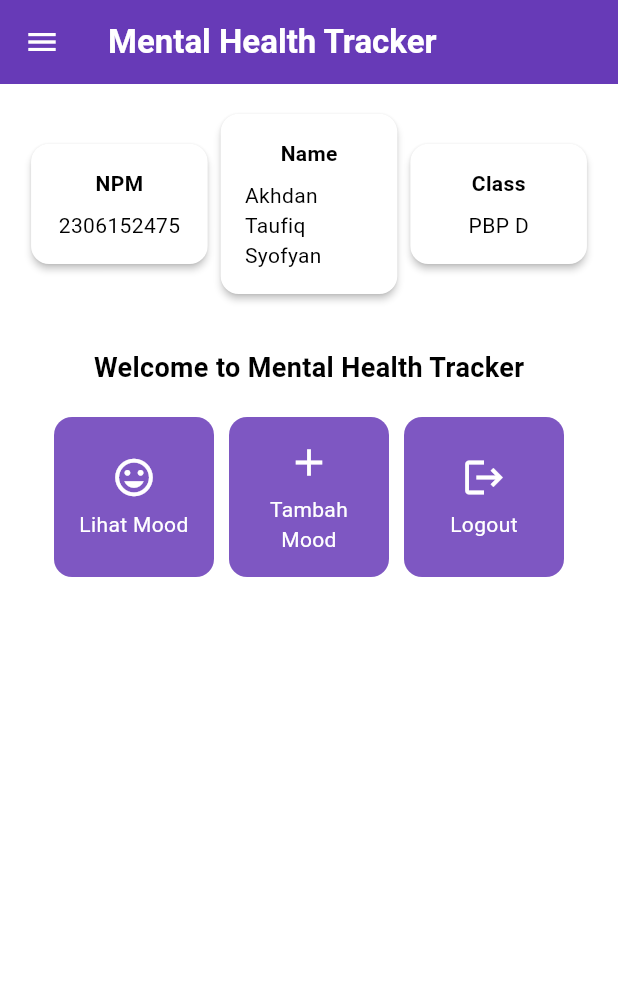
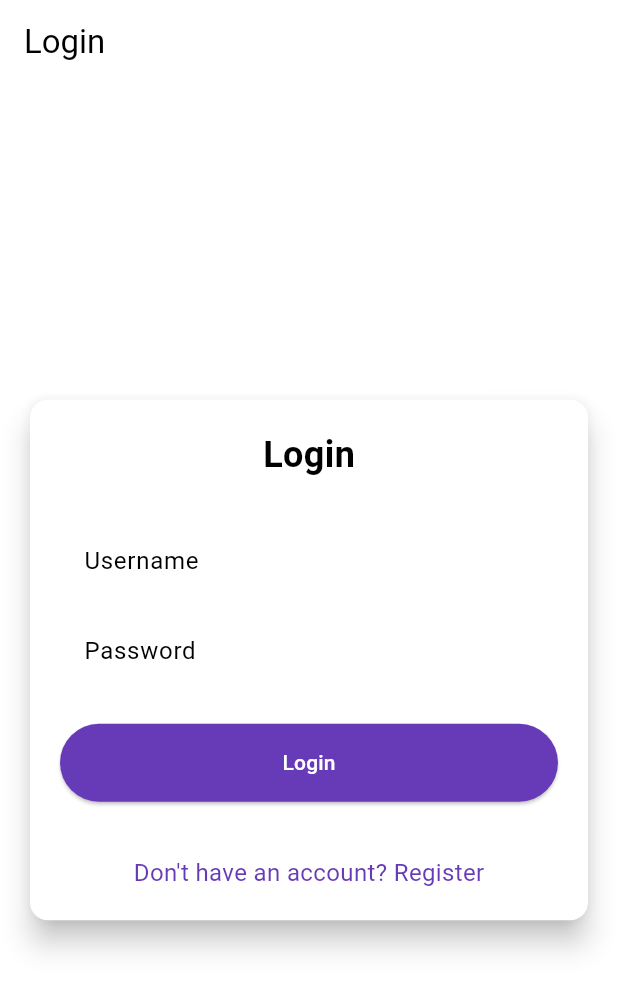
Before and after one commit to akhdntaufiq/mental_health_tracker_mobile, a Flutter app: the screen it shows after launch, on a phone screen of 412 x 824 dp. Shown: the top 991 px of the screen. Run offline on Flutter 3.47's test engine with Material 3 defaults, Android fonts, the phone set to English and light mode, and no system bars; missing offline and left inert: pbp_django_auth.

Commit message:
TUTORIAL 8

```diff
--- a/mental_health_tracker/lib/main.dart
+++ b/mental_health_tracker/lib/main.dart
@@ -1,5 +1,8 @@
 import 'package:flutter/material.dart';
-import 'package:mental_health_tracker/screens/menu.dart';
+import 'package:pbp_django_auth/pbp_django_auth.dart';
+import 'package:provider/provider.dart';
+import 'package:mental_health_tracker/screens/login.dart';
+
 
 void main() {
   runApp(const MyApp());
@@ -8,31 +11,23 @@ void main() {
 class MyApp extends StatelessWidget {
   const MyApp({super.key});
 
-  // This widget is the root of your application.
   @override
   Widget build(BuildContext context) {
-    return MaterialApp(
-      title: 'Flutter Demo',
-      theme: ThemeData(
-        // This is the theme of your application.
-        //
-        // TRY THIS: Try running your application with "flutter run". You'll see
-        // the application has a purple toolbar. Then, without quitting the app,
-        // try changing the seedColor in the colorScheme below to Colors.green
-        // and then invoke "hot reload" (save your changes or press the "hot
-        // reload" button in a Flutter-supported IDE, or press "r" if you used
-        // the command line to start the app).
-        //
-        // Notice that the counter didn't reset back to zero; the application
-        // state is not lost during the reload. To reset the state, use hot
-        // restart instead.
-        //
-        // This works for code too, not just values: Most code changes can be
-        // tested with just a hot reload.
-        colorScheme: ColorScheme.fromSwatch(primarySwatch: Colors.deepPurple,).copyWith(secondary: Colors.deepPurple[400]),
-        useMaterial3: true,
+    return Provider(
+      create: (_) {
+        CookieRequest request = CookieRequest();
+        return request;
+      },
+      child: MaterialApp(
+        title: 'Mental Health Tracker',
+        theme: ThemeData(
+          useMaterial3: true,
+          colorScheme: ColorScheme.fromSwatch(
+            primarySwatch: Colors.deepPurple,
+          ).copyWith(secondary: Colors.deepPurple[400]),
+        ),
+        home: const LoginPage(),
       ),
-      home: MyHomePage(),
     );
   }
 }
--- /dev/null
+++ b/mental_health_tracker/lib/screens/login.dart
@@ -0,0 +1,180 @@
+import 'package:mental_health_tracker/screens/menu.dart';
+import 'package:flutter/material.dart';
+import 'package:pbp_django_auth/pbp_django_auth.dart';
+import 'package:provider/provider.dart';
+import 'package:mental_health_tracker/screens/register.dart';
+
+void main() {
+  runApp(const LoginApp());
+}
+
+class LoginApp extends StatelessWidget {
+  const LoginApp({super.key});
+
+  @override
+  Widget build(BuildContext context) {
+    return MaterialApp(
+      title: 'Login',
+      theme: ThemeData(
+        useMaterial3: true,
+        colorScheme: ColorScheme.fromSwatch(
+          primarySwatch: Colors.deepPurple,
+        ).copyWith(secondary: Colors.deepPurple[400]),
+      ),
+      home: const LoginPage(),
+    );
+  }
+}
+
+class LoginPage extends StatefulWidget {
+  const LoginPage({super.key});
+
+  @override
+  State<LoginPage> createState() => _LoginPageState();
+}
+
+class _LoginPageState extends State<LoginPage> {
+  final TextEditingController _usernameController = TextEditingController();
+  final TextEditingController _passwordController = TextEditingController();
+
+  @override
+  Widget build(BuildContext context) {
+    final request = context.watch<CookieRequest>();
+
+    return Scaffold(
+      appBar: AppBar(
+        title: const Text('Login'),
+      ),
+      body: Center(
+        child: SingleChildScrollView(
+          padding: const EdgeInsets.all(16.0),
+          child: Card(
+            elevation: 8,
+            shape: RoundedRectangleBorder(
+              borderRadius: BorderRadius.circular(12.0),
+            ),
+            child: Padding(
+              padding: const EdgeInsets.all(20.0),
+              child: Column(
+                mainAxisSize: MainAxisSize.min,
+                children: [
+                  const Text(
+                    'Login',
+                    style: TextStyle(
+                      fontSize: 24.0,
+                      fontWeight: FontWeight.bold,
+                    ),
+                  ),
+                  const SizedBox(height: 30.0),
+                  TextField(
+                    controller: _usernameController,
+                    decoration: const InputDecoration(
+                      labelText: 'Username',
+                      hintText: 'Enter your username',
+                      border: OutlineInputBorder(
+                        borderRadius: BorderRadius.all(Radius.circular(12.0)),
+                      ),
+                      contentPadding:
+                          EdgeInsets.symmetric(horizontal: 12.0, vertical: 8.0),
+                    ),
+                  ),
+                  const SizedBox(height: 12.0),
+                  TextField(
+                    controller: _passwordController,
+                    decoration: const InputDecoration(
+                      labelText: 'Password',
+                      hintText: 'Enter your password',
+                      border: OutlineInputBorder(
+                        borderRadius: BorderRadius.all(Radius.circular(12.0)),
+                      ),
+                      contentPadding:
+                          EdgeInsets.symmetric(horizontal: 12.0, vertical: 8.0),
+                    ),
+                    obscureText: true,
+                  ),
+                  const SizedBox(height: 24.0),
+                  ElevatedButton(
+                    onPressed: () async {
+                      String username = _usernameController.text;
+                      String password = _passwordController.text;
+
+                      // Cek kredensial
+                      // Untuk menyambungkan Android emulator dengan Django pada localhost,
+                      // gunakan URL http://10.0.2.2/
+                      final response = await request
+                          .login("http://127.0.0.1:8000/auth/login/", {
+                        'username': username,
+                        'password': password,
+                      });
+
+                      if (request.loggedIn) {
+                        String message = response['message'];
+                        String uname = response['username'];
+                        if (context.mounted) {
+                          Navigator.pushReplacement(
+                            context,
+                            MaterialPageRoute(
+                                builder: (context) => MyHomePage()),
+                          );
+                          ScaffoldMessenger.of(context)
+                            ..hideCurrentSnackBar()
+                            ..showSnackBar(
+                              SnackBar(
+                                  content:
+                                      Text("$message Selamat datang, $uname.")),
+                            );
+                        }
+                      } else {
+                        if (context.mounted) {
+                          showDialog(
+                            context: context,
+                            builder: (context) => AlertDialog(
+                              title: const Text('Login Gagal'),
+                              content: Text(response['message']),
+                              actions: [
+                                TextButton(
+                                  child: const Text('OK'),
+                                  onPressed: () {
+                                    Navigator.pop(context);
+                                  },
+                                ),
+                              ],
+                            ),
+                          );
+                        }
+                      }
+                    },
+                    style: ElevatedButton.styleFrom(
+                      foregroundColor: Colors.white,
+                      minimumSize: const Size(double.infinity, 50),
+                      backgroundColor: Theme.of(context).colorScheme.primary,
+                      padding: const EdgeInsets.symmetric(vertical: 16.0),
+                    ),
+                    child: const Text('Login'),
+                  ),
+                  const SizedBox(height: 36.0),
+                  GestureDetector(
+                    onTap: () {
+                      Navigator.push(
+                        context,
+                        MaterialPageRoute(
+                            builder: (context) => const RegisterPage()),
+                      );
+                    },
+                    child: Text(
+                      'Don\'t have an account? Register',
+                      style: TextStyle(
+                        color: Theme.of(context).colorScheme.primary,
+                        fontSize: 16.0,
+                      ),
+                    ),
+                  ),
+                ],
+              ),
+            ),
+          ),
+        ),
+      ),
+    );
+  }
+}
--- a/mental_health_tracker/pubspec.yaml
+++ b/mental_health_tracker/pubspec.yaml
@@ -35,6 +35,9 @@ dependencies:
   # The following adds the Cupertino Icons font to your application.
   # Use with the CupertinoIcons class for iOS style icons.
   cupertino_icons: ^1.0.8
+  provider: ^6.1.2
+  pbp_django_auth: ^0.4.0
+  http: ^1.2.2
 
 dev_dependencies:
   flutter_test:
```
Also changed, not shown: mental_health_tracker/lib/models/mood_entry.dart (added, +65 -0 lines), mental_health_tracker/lib/screens/list_moodentry.dart (added, +89 -0 lines), mental_health_tracker/lib/screens/moodentry_form.dart (+36 -30 lines), mental_health_tracker/lib/screens/register.dart (added, +166 -0 lines), mental_health_tracker/lib/widgets/left_drawer.dart (+13 -1 lines), mental_health_tracker/lib/widgets/mood_cart.dart (+37 -2 lines), mental_health_tracker/pubspec.lock, 2 other files.
